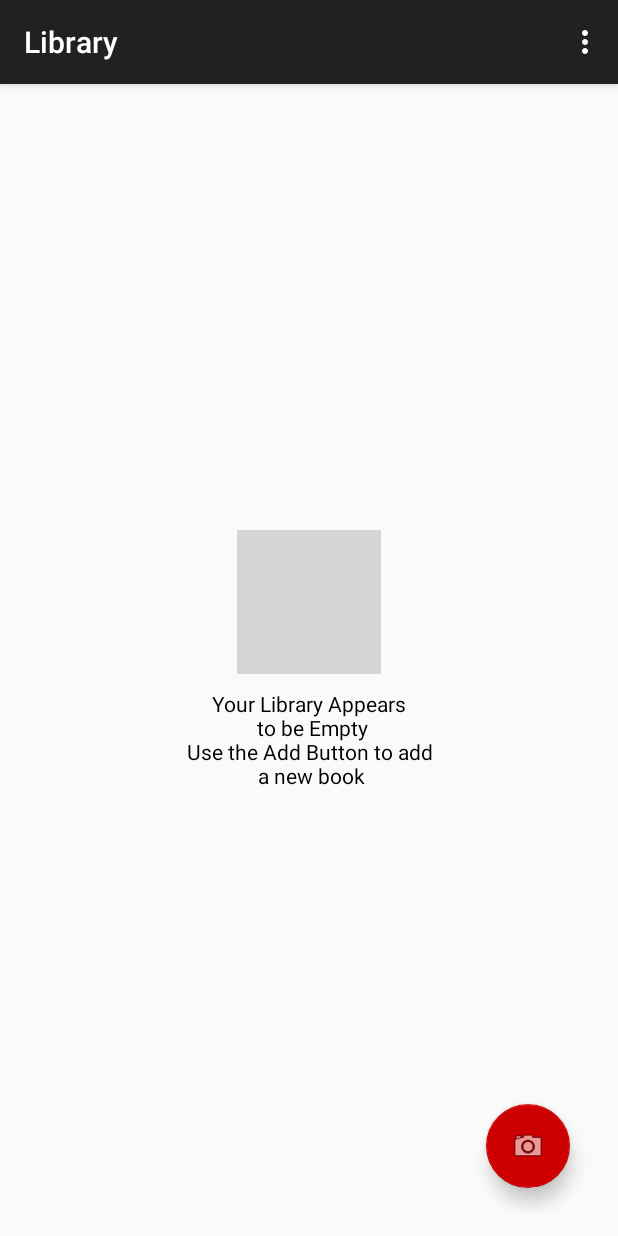
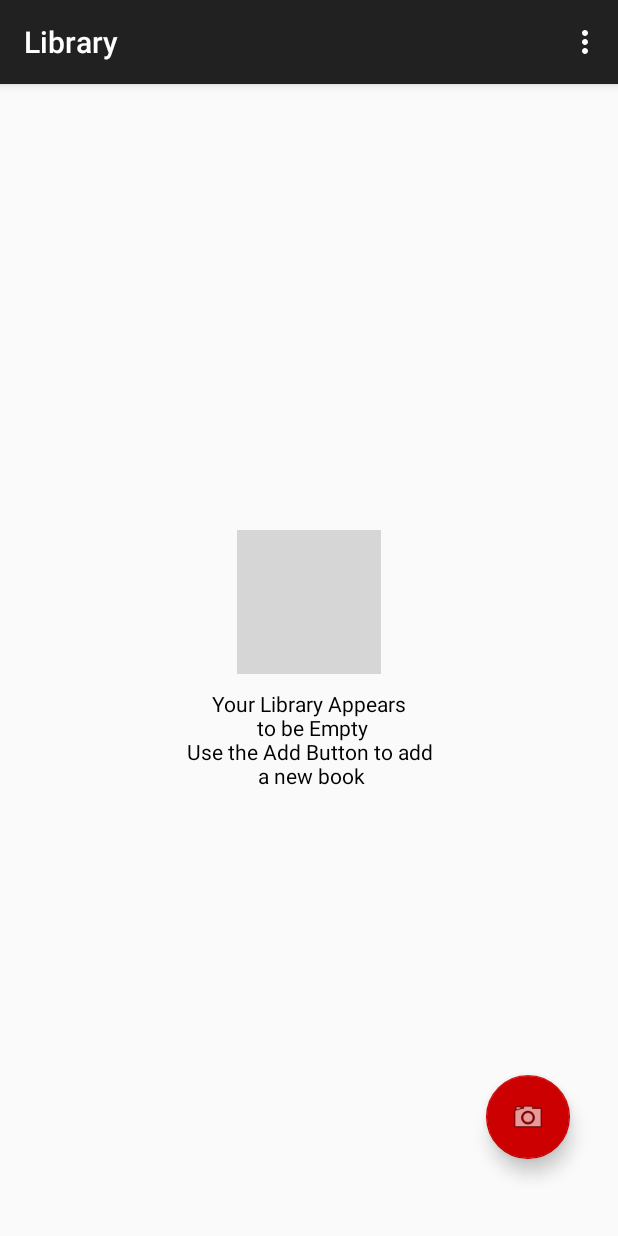
Before and after one commit to AbdullahWali/Book-Library, an Android app: the screen it shows after launch (MainActivity), on a phone screen of 412 x 824 dp. Run offline under Robolectric (Android 15) with nearby library versions, the phone set to English and light mode, and no system bars; our stand-ins replace Picasso, Volley; libraries missing offline, so code that uses them is left out: com.fatboyindustrial.gsonjodatime; pictures from the network do not load; 2 statements that could not run were skipped; grey boxes are pictures that could not be loaded.

Commit message:
-Moved ListAdapterto seperate class - Added Utilities Class for import operations and setAlarm Operation - Added intent to start MainActivity from notification - Added Context Menu for books in list - Added Return Book Function for Library Entries with an UNDO function

```diff
--- a/LibraryApp/src/main/AndroidManifest.xml
+++ b/LibraryApp/src/main/AndroidManifest.xml
@@ -12,11 +12,11 @@
         android:label="@string/app_name"
         android:theme="@style/AppTheme">
         <activity
+            android:launchMode="singleTop"
             android:name=".MainActivity"
             android:label="@string/app_name">
             <intent-filter>
                 <action android:name="android.intent.action.MAIN" />
-
                 <category android:name="android.intent.category.LAUNCHER" />
             </intent-filter>
         </activity>
--- /dev/null
+++ b/LibraryApp/src/main/java/com/mocklibraryapplication/LibraryListAdapter.java
@@ -0,0 +1,58 @@
+package com.mocklibraryapplication;
+
+import android.app.Activity;
+import android.view.LayoutInflater;
+import android.view.View;
+import android.view.ViewGroup;
+import android.widget.ArrayAdapter;
+import android.widget.ImageView;
+import android.widget.ProgressBar;
+import android.widget.TextView;
+
+import com.mocklibraryapplication.Core.Entry;
+import com.squareup.picasso.Picasso;
+
+import java.util.ArrayList;
+
+/**
+ * Created by Abdullah Wali on 26/06/2016.
+ */
+//Adapter class for Book List
+public class LibraryListAdapter extends ArrayAdapter<Entry> {
+
+
+    private final Activity activity;
+    private ArrayList<Entry> list;
+
+    public LibraryListAdapter(Activity activity, ArrayList<Entry> library) {
+        super(activity, R.layout.library_list_row, library);
+        this.activity = activity;
+        this.list = library;
+    }
+
+    @Override
+    public int getCount() {
+        return list.size();
+    }
+
+    @Override
+    public View getView(int position, View convertView, ViewGroup parent) {
+        View rowView = convertView;
+
+        if (rowView == null )
+            rowView= LayoutInflater.from(activity).inflate(R.layout.library_list_row, parent, false);
+
+        TextView title = (TextView) rowView.findViewById(R.id.titleRow);
+        TextView author = (TextView) rowView.findViewById(R.id.authorRow);
+        TextView daysLeft = (TextView) rowView.findViewById(R.id.daysLeft);
+        ImageView image = (ImageView) rowView.findViewById(R.id.imageRow);
+        ProgressBar progressBar = (ProgressBar) rowView.findViewById(R.id.progressRow);
+
+        title.setText(list.get(position).getBook().getTitle());
+        author.setText(list.get(position).getBook().getAuthor());
+        Picasso.with(getContext()).load(list.get(position).getBook().getImageURL()).into(image);
+        daysLeft.setText("Days Left: "  + list.get(position).getDaysLeft());
+        progressBar.setProgress(list.get(position).getPercentDaysPassed());
+        return rowView;
+    }
+}
--- a/LibraryApp/src/main/java/com/mocklibraryapplication/MainActivity.java
+++ b/LibraryApp/src/main/java/com/mocklibraryapplication/MainActivity.java
@@ -1,9 +1,5 @@
 package com.mocklibraryapplication;
 
-import android.app.Activity;
-import android.app.AlarmManager;
-import android.app.PendingIntent;
-import android.content.Context;
 import android.content.Intent;
 import android.content.SharedPreferences;
 import android.os.Bundle;
@@ -13,18 +9,14 @@ import android.support.design.widget.FloatingActionButton;
 import android.support.design.widget.Snackbar;
 import android.support.v7.app.AppCompatActivity;
 import android.util.Log;
-import android.view.LayoutInflater;
+import android.view.ContextMenu;
 import android.view.Menu;
+import android.view.MenuInflater;
 import android.view.MenuItem;
 import android.view.View;
-import android.view.ViewGroup;
 import android.widget.AdapterView;
-import android.widget.ArrayAdapter;
-import android.widget.ImageView;
 import android.widget.LinearLayout;
 import android.widget.ListView;
-import android.widget.ProgressBar;
-import android.widget.TextView;
 
 import com.android.volley.Request;
 import com.android.volley.Response;
@@ -40,28 +32,22 @@ import com.mocklibraryapplication.Core.Book;
 import com.mocklibraryapplication.Core.Entry;
 import com.mocklibraryapplication.Core.Library;
 import com.mocklibraryapplication.barcodereader.BarcodeCaptureActivity;
-import com.squareup.picasso.Picasso;
 
 import org.json.JSONException;
 import org.json.JSONObject;
-
-import java.util.ArrayList;
-import java.util.Calendar;
 
 public class MainActivity extends AppCompatActivity {
 
     private static final int RC_BARCODE_CAPTURE = 9001;
     private static final int RC_BOOK_DETAILS = 1;
-    private static final int NOTIFICATION_ID = 5411;
+   // private static final int NOTIFICATION_ID = 5411;
 
+    final static String TAG = "MainActivity";
 
-
-
-    Library myLibrary; //
+    Library myLibrary;
     FloatingActionButton readBarcode;
-    static ListView bookList;
+    ListView bookList;
     LibraryListAdapter adapter;
-    final static String TAG = "MainActivity";
     String url;
     View mainView;
     LinearLayout introImage;
@@ -82,30 +68,19 @@ public class MainActivity extends AppCompatActivity {
         mainView = (View) findViewById(R.id.parentViewMain);
         introImage = (LinearLayout) findViewById(R.id.introImage);
 
-
         //If Library is available in SharedPref, Import it, otherwise Create a new Library
-        SharedPreferences mPrefs = PreferenceManager.getDefaultSharedPreferences(getApplicationContext());
-        Gson gson =  Converters.registerLocalDate(new GsonBuilder()).create();   //Convert To JSON to store in SharedPref, using a library to parse jodatime (joda-time-serializer)
-        String json = mPrefs.getString("Library", "");
-        Library tempLibrary = gson.fromJson(json, Library.class);
-        if ( tempLibrary == null ) { myLibrary = new Library(); Log.d("GSONDebug", "Created New Library"); }
-        else { myLibrary = tempLibrary;  Log.d("GSONDebug", "Imported Library"); }
+        Library tempLibrary = Utilities.loadLibraryFromPref(getApplicationContext());
+        if ( tempLibrary == null ) myLibrary = new Library();
+        else myLibrary = tempLibrary;
 
 
-        //Set Adapter for bookList
+        //Set Adapter for bookList and register for context menu
         adapter = new LibraryListAdapter(this,myLibrary.getLibrary());
         bookList.setAdapter(adapter);
+        registerForContextMenu(bookList);
 
-        //Set Notifications AlarmManager
-        AlarmManager AM = (AlarmManager) this.getSystemService(Context.ALARM_SERVICE);
-        Intent notificationIntent = new Intent (this, NotificationAlarmReceiver.class);
-        PendingIntent pending = PendingIntent.getBroadcast(this, 0, notificationIntent, PendingIntent.FLAG_UPDATE_CURRENT);
-        Calendar cal = Calendar.getInstance();
-        cal.setTimeInMillis(System.currentTimeMillis());
-        cal.setTimeInMillis(cal.getTimeInMillis() + 5000); //5 Seconds from now
-        AM.setRepeating(AlarmManager.RTC, cal.getTimeInMillis(), AlarmManager.INTERVAL_HALF_DAY , pending); //12 Hour Interval
-
-
+        //Set AlarmManager
+        Utilities.setAlarmIfRequired(getApplicationContext());
 
         //Click Listener for Listview: Check Book Details again
 
@@ -113,19 +88,14 @@ public class MainActivity extends AppCompatActivity {
             @Override
             public void onItemClick(AdapterView<?> parent, View view, int position, long id) {
                 Book curBook = ((Entry) (bookList.getItemAtPosition(position))).getBook();
-
                 Intent intent = new Intent(MainActivity.this,BookDetails.class );
                 intent.putExtra("ShowSave", false);
                 intent.putExtra ("Book", curBook);
                 startActivityForResult(intent, RC_BOOK_DETAILS);
-
-                //BookDetailsDialog.newInstance(curBook).show(getFragmentManager(), null);
-
             }
         });
 
         //TODO: Add Long Click Listener and open a menu with options to remove book or change date
-
         // launch barcode activity.
         url = " "; //Give URL Default Value
         readBarcode.setOnClickListener(new View.OnClickListener() {
@@ -138,6 +108,13 @@ public class MainActivity extends AppCompatActivity {
 
             }
         });
+    }
+
+    @Override
+    public void onCreateContextMenu(ContextMenu menu, View v, ContextMenu.ContextMenuInfo menuInfo) {
+        super.onCreateContextMenu(menu, v, menuInfo);
+        MenuInflater inflater = getMenuInflater();
+        inflater.inflate(R.menu.main_activity_context_menu, menu);
     }
 
     @Override
@@ -155,6 +132,7 @@ public class MainActivity extends AppCompatActivity {
         return true;
     }
 
+
     @Override
     public boolean onOptionsItemSelected(MenuItem item) {
         // Handle action bar item clicks here. The action bar will
@@ -169,8 +147,6 @@ public class MainActivity extends AppCompatActivity {
 
         return super.onOptionsItemSelected(item);
     }
-
-
 
 
 
@@ -241,6 +217,9 @@ public class MainActivity extends AppCompatActivity {
 
                                     } catch (JSONException e) {
                                         e.printStackTrace();
+                                        Snackbar.make(mainView, "Did not find Book on server...", Snackbar.LENGTH_LONG).show();
+                                        readBarcode.show();
+
                                     }
                                 }
                             }, new Response.ErrorListener() {
@@ -283,46 +262,21 @@ public class MainActivity extends AppCompatActivity {
         }
     }
 
+    public void returnBook(MenuItem item) {
+        AdapterView.AdapterContextMenuInfo info = (AdapterView.AdapterContextMenuInfo) item.getMenuInfo();
+        final Entry entryToRemove = (Entry) bookList.getItemAtPosition(info.position);
+        myLibrary.removeEntry(entryToRemove);
+        adapter.notifyDataSetChanged();
+        Snackbar snackbar = Snackbar.make(mainView,"Entry was deleted...",Snackbar.LENGTH_LONG).setAction("UNDO", new View.OnClickListener() {
+            @Override
+            public void onClick(View v) {
+                myLibrary.addEntry(entryToRemove);
+                adapter.notifyDataSetChanged();
+            }
+        });
+        snackbar.show();
+    }
 
-    //Adapter class for Book List
-    private class LibraryListAdapter extends ArrayAdapter <Entry> {
-
-
-        private final Activity activity;
-        private ArrayList<Entry> list;
-
-        public LibraryListAdapter(Activity activity, ArrayList<Entry> library) {
-            super(activity, R.layout.library_list_row, library);
-            this.activity = activity;
-            this.list = library;
-        }
-
-        @Override
-        public int getCount() {
-            return list.size();
-        }
-
-        @Override
-        public View getView(int position, View convertView, ViewGroup parent) {
-            View rowView = convertView;
-
-            if (rowView == null )
-                rowView= LayoutInflater.from(activity).inflate(R.layout.library_list_row, parent, false);
-
-            TextView title = (TextView) rowView.findViewById(R.id.titleRow);
-            TextView author = (TextView) rowView.findViewById(R.id.authorRow);
-            TextView daysLeft = (TextView) rowView.findViewById(R.id.daysLeft);
-            ImageView image = (ImageView) rowView.findViewById(R.id.imageRow);
-            ProgressBar progressBar = (ProgressBar) rowView.findViewById(R.id.progressRow);
-
-            title.setText(list.get(position).getBook().getTitle());
-            author.setText(list.get(position).getBook().getAuthor());
-            Picasso.with(getContext()).load(list.get(position).getBook().getImageURL()).into(image);
-            daysLeft.setText("Days Left: "  + list.get(position).getDaysLeft());
-            progressBar.setProgress(list.get(position).getPercentDaysPassed());
-            return rowView;
-        }
-    }
 
     @Override
     protected void onPause() {
@@ -337,7 +291,6 @@ public class MainActivity extends AppCompatActivity {
         String json = gson.toJson(myLibrary); //
         prefsEditor.putString("Library", json);
         prefsEditor.apply();
-
         //-----------------------------------------------------------
 
     }
--- /dev/null
+++ b/LibraryApp/src/main/java/com/mocklibraryapplication/Utilities.java
@@ -0,0 +1,50 @@
+package com.mocklibraryapplication;
+import android.app.AlarmManager;
+import android.app.PendingIntent;
+import android.content.Context;
+import android.content.Intent;
+import android.content.SharedPreferences;
+import android.preference.PreferenceManager;
+
+import com.fatboyindustrial.gsonjodatime.Converters;
+import com.google.gson.Gson;
+import com.google.gson.GsonBuilder;
+import com.mocklibraryapplication.Core.Library;
+
+import java.util.Calendar;
+
+/**
+ * Created by Abdullah on 28/06/2016.
+ */
+public class Utilities {
+
+    public static void setAlarmIfRequired(Context context) {
+
+        Intent notificationIntent = new Intent(context, NotificationAlarmReceiver.class);
+        final PendingIntent pendingIntent =
+                PendingIntent.getBroadcast(context, 0, notificationIntent,
+                        PendingIntent.FLAG_NO_CREATE);
+        if (pendingIntent == null) {
+            // There is no alarm set for same
+            //Set Notifications AlarmManager
+            AlarmManager AM = (AlarmManager) context.getSystemService(Context.ALARM_SERVICE);
+            PendingIntent pending = PendingIntent.getBroadcast(context, 0, notificationIntent, PendingIntent.FLAG_UPDATE_CURRENT);
+            Calendar cal = Calendar.getInstance();
+            cal.setTimeInMillis(System.currentTimeMillis());
+            cal.set(Calendar.HOUR_OF_DAY, 18); //Fire Alarm at 18:00
+            cal.set(Calendar.MINUTE, 0);
+            cal.set(Calendar.SECOND,0);
+            AM.setInexactRepeating(AlarmManager.RTC, cal.getTimeInMillis(), AlarmManager.INTERVAL_HALF_DAY , pending); //12 Hour Interval
+        }
+    }
+
+    public static Library loadLibraryFromPref( Context context) {
+        //If Library is available in SharedPref, Import it, otherwise Create a new Library
+        SharedPreferences mPrefs = PreferenceManager.getDefaultSharedPreferences(context);
+        Gson gson =  Converters.registerLocalDate(new GsonBuilder()).create();   //Convert To JSON to store in SharedPref, using a library to parse jodatime (joda-time-serializer)
+        String json = mPrefs.getString("Library", "");
+        Library tempLibrary = gson.fromJson(json, Library.class);
+        return tempLibrary;
+    }
+
+}
--- a/LibraryApp/src/main/res/layout/activity_main.xml
+++ b/LibraryApp/src/main/res/layout/activity_main.xml
@@ -18,7 +18,7 @@
         android:layout_alignParentBottom="true"
         android:layout_alignParentRight="true"
         android:layout_alignParentEnd="true"
-        android:layout_marginBottom="16dp"
+        android:layout_marginBottom="35dp"
         android:layout_marginRight="16dp" />
 
     <ListView
--- /dev/null
+++ b/LibraryApp/src/main/res/menu/main_activity_context_menu.xml
@@ -0,0 +1,7 @@
+<?xml version="1.0" encoding="utf-8"?>
+<menu xmlns:android="http://schemas.android.com/apk/res/android">
+    <item android:title="Return Book"
+          android:id="@+id/returnBook"
+          android:onClick="returnBook"/>
+    <item android:title="Change Date"/>
+</menu>
```
Also changed, not shown: LibraryApp/src/main/java/com/mocklibraryapplication/NotificationAlarmReceiver.java (+29 -19 lines), LibraryApp/src/main/res/layout/activity_book_details.xml (+5 -7 lines).
